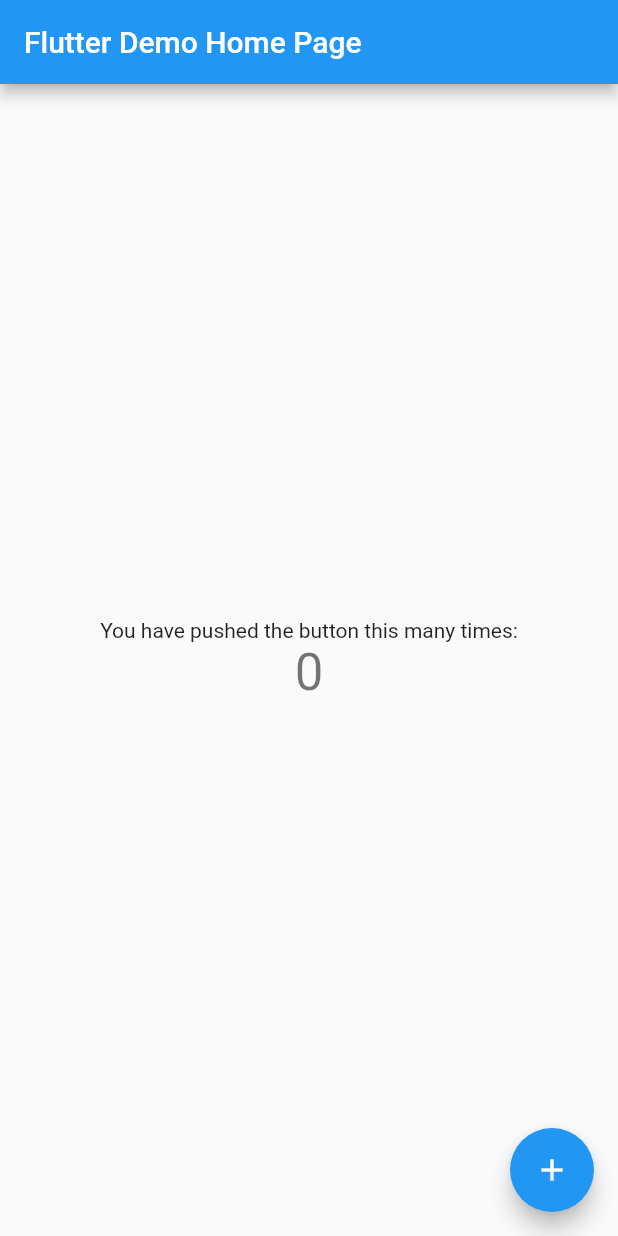
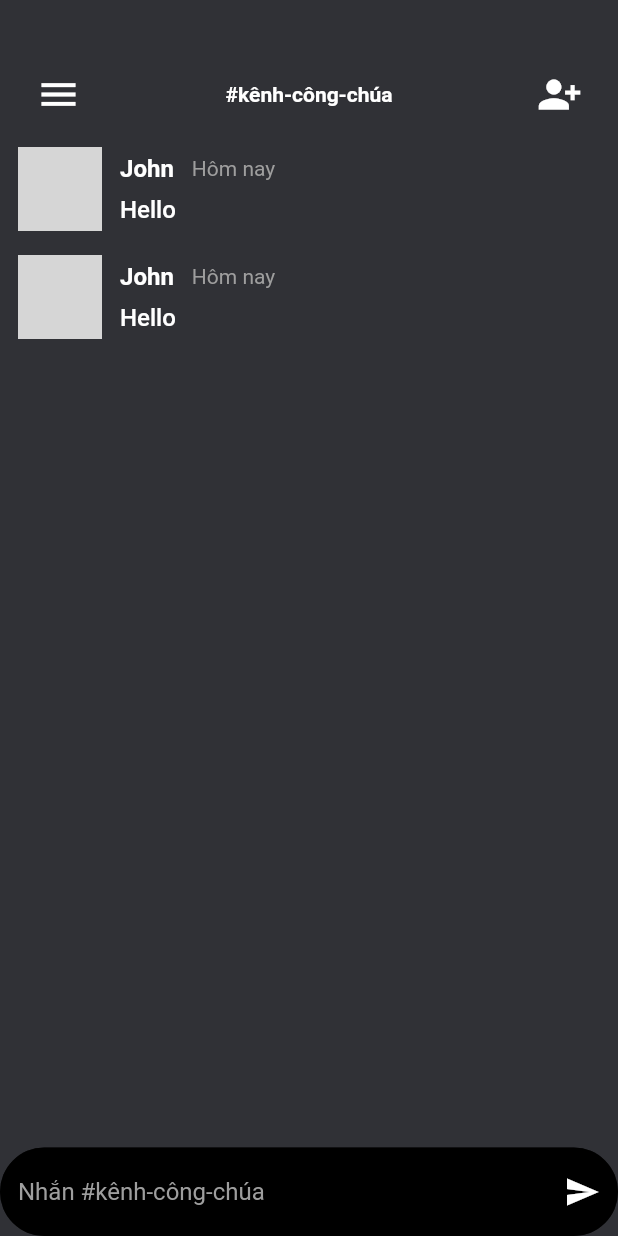
Before and after one commit to tunnvv/Nhom-6_INT3020-40, a Flutter app: the screen it shows after launch, on a phone screen of 412 x 824 dp. Run offline on Flutter 3.47's test engine with Material 2 defaults, Android fonts, the phone set to English and light mode, and no system bars; network calls fail; grey boxes are pictures that could not be loaded.

Commit message:
add ChatScreen

```diff
--- a/discord_clone/lib/main.dart
+++ b/discord_clone/lib/main.dart
@@ -1,115 +1,22 @@
+import 'package:discord_clone/screens/chat_screen.dart';
+import 'package:discord_clone/utils/colors.dart';
 import 'package:flutter/material.dart';
 
 void main() {
-  runApp(const MyApp());
+  runApp(const DiscordClone());
 }
 
-class MyApp extends StatelessWidget {
-  const MyApp({super.key});
+class DiscordClone extends StatelessWidget {
+  const DiscordClone({super.key});
 
   // This widget is the root of your application.
   @override
   Widget build(BuildContext context) {
     return MaterialApp(
-      title: 'Flutter Demo',
-      theme: ThemeData(
-        // This is the theme of your application.
-        //
-        // Try running your application with "flutter run". You'll see the
-        // application has a blue toolbar. Then, without quitting the app, try
-        // changing the primarySwatch below to Colors.green and then invoke
-        // "hot reload" (press "r" in the console where you ran "flutter run",
-        // or simply save your changes to "hot reload" in a Flutter IDE).
-        // Notice that the counter didn't reset back to zero; the application
-        // is not restarted.
-        primarySwatch: Colors.blue,
-      ),
-      home: const MyHomePage(title: 'Flutter Demo Home Page'),
-    );
+        debugShowCheckedModeBanner: false,
+        theme: ThemeData.light()
+            .copyWith(scaffoldBackgroundColor: backgroundColor),
+        title: 'Discord Clone',
+        home: const ChatScreen());
   }
 }
-
-class MyHomePage extends StatefulWidget {
-  const MyHomePage({super.key, required this.title});
-
-  // This widget is the home page of your application. It is stateful, meaning
-  // that it has a State object (defined below) that contains fields that affect
-  // how it looks.
-
-  // This class is the configuration for the state. It holds the values (in this
-  // case the title) provided by the parent (in this case the App widget) and
-  // used by the build method of the State. Fields in a Widget subclass are
-  // always marked "final".
-
-  final String title;
-
-  @override
-  State<MyHomePage> createState() => _MyHomePageState();
-}
-
-class _MyHomePageState extends State<MyHomePage> {
-  int _counter = 0;
-
-  void _incrementCounter() {
-    setState(() {
-      // This call to setState tells the Flutter framework that something has
-      // changed in this State, which causes it to rerun the build method below
-      // so that the display can reflect the updated values. If we changed
-      // _counter without calling setState(), then the build method would not be
-      // called again, and so nothing would appear to happen.
-      _counter++;
-    });
-  }
-
-  @override
-  Widget build(BuildContext context) {
-    // This method is rerun every time setState is called, for instance as done
-    // by the _incrementCounter method above.
-    //
-    // The Flutter framework has been optimized to make rerunning build methods
-    // fast, so that you can just rebuild anything that needs updating rather
-    // than having to individually change instances of widgets.
-    return Scaffold(
-      appBar: AppBar(
-        // Here we take the value from the MyHomePage object that was created by
-        // the App.build method, and use it to set our appbar title.
-        title: Text(widget.title),
-      ),
-      body: Center(
-        // Center is a layout widget. It takes a single child and positions it
-        // in the middle of the parent.
-        child: Column(
-          // Column is also a layout widget. It takes a list of children and
-          // arranges them vertically. By default, it sizes itself to fit its
-          // children horizontally, and tries to be as tall as its parent.
-          //
-          // Invoke "debug painting" (press "p" in the console, choose the
-          // "Toggle Debug Paint" action from the Flutter Inspector in Android
-          // Studio, or the "Toggle Debug Paint" command in Visual Studio Code)
-          // to see the wireframe for each widget.
-          //
-          // Column has various properties to control how it sizes itself and
-          // how it positions its children. Here we use mainAxisAlignment to
-          // center the children vertically; the main axis here is the vertical
-          // axis because Columns are vertical (the cross axis would be
-          // horizontal).
-          mainAxisAlignment: MainAxisAlignment.center,
-          children: <Widget>[
-            const Text(
-              'You have pushed the button this many times:',
-            ),
-            Text(
-              '$_counter',
-              style: Theme.of(context).textTheme.headline4,
-            ),
-          ],
-        ),
-      ),
-      floatingActionButton: FloatingActionButton(
-        onPressed: _incrementCounter,
-        tooltip: 'Increment',
-        child: const Icon(Icons.add),
-      ), // This trailing comma makes auto-formatting nicer for build methods.
-    );
-  }
-}
--- /dev/null
+++ b/discord_clone/lib/screens/chat_screen.dart
@@ -0,0 +1,142 @@
+import 'dart:convert';
+
+import 'package:discord_clone/utils/colors.dart';
+import 'package:discord_clone/widgets/chat_item.dart';
+import 'package:discord_clone/widgets/text_field.dart';
+import 'package:flutter/material.dart';
+
+class Chat {
+  final String avatar;
+  final String name;
+  final String message;
+  final String createdAt;
+
+  Chat(this.name, this.avatar, this.message, this.createdAt);
+
+  Chat.fromJson(Map<String, dynamic> json)
+      : avatar = json['avatar'],
+        name = json['name'],
+        message = json['message'],
+        createdAt = json['createdAt'];
+}
+
+class ChatScreen extends StatefulWidget {
+  const ChatScreen({super.key});
+
+  @override
+  State<ChatScreen> createState() => _ChatScreenState();
+}
+
+class _ChatScreenState extends State<ChatScreen> {
+  TextEditingController chatController = TextEditingController();
+
+  List<Chat> chatList = (jsonDecode(
+              '[{"name":"John","message":"Hello","avatar":"https://encrypted-tbn0.gstatic.com/images?q=tbn:ANd9GcSwCZE-3NGtzDSPHzbwo_9FyPvfkCwAVWbW6Q&usqp=CAU","createdAt":"Hôm nay"},{"name":"John","message":"Hello","avatar":"https://encrypted-tbn0.gstatic.com/images?q=tbn:ANd9GcSwCZE-3NGtzDSPHzbwo_9FyPvfkCwAVWbW6Q&usqp=CAU","createdAt":"Hôm nay"}]')
+          as List)
+      .map((item) => Chat.fromJson(item))
+      .toList();
+
+  @override
+  void dispose() {
+    super.dispose();
+    chatController.dispose();
+  }
+
+  @override
+  Widget build(BuildContext context) {
+    Size screenSize = MediaQuery.of(context).size;
+
+    return Scaffold(
+      body: Padding(
+        padding: const EdgeInsets.symmetric(horizontal: 0, vertical: 0),
+        child: Column(
+          crossAxisAlignment: CrossAxisAlignment.start,
+          mainAxisAlignment: MainAxisAlignment.spaceBetween,
+          children: [
+            Column(
+              children: [
+                Padding(
+                  padding: const EdgeInsets.fromLTRB(24, 48, 24, 0),
+                  child: Row(
+                    mainAxisAlignment: MainAxisAlignment.spaceBetween,
+                    crossAxisAlignment: CrossAxisAlignment.center,
+                    children: const [
+                      Icon(
+                        Icons.menu,
+                        color: primaryTextColor,
+                        size: 30.0,
+                      ),
+                      Text(
+                        "#kênh-công-chúa",
+                        style: TextStyle(
+                            fontWeight: FontWeight.bold,
+                            color: primaryTextColor),
+                      ),
+                      Icon(
+                        Icons.person_add_alt_1,
+                        color: primaryTextColor,
+                        size: 30.0,
+                      ),
+                    ],
+                  ),
+                ),
+                Container(
+                    color: backgroundColor,
+                    height: screenSize.height - 150,
+                    width: screenSize.width,
+                    child: ListView.builder(
+                        padding:
+                            EdgeInsets.symmetric(horizontal: 0, vertical: 12),
+                        itemCount: chatList.length,
+                        scrollDirection: Axis.vertical,
+                        itemBuilder: (context, index) {
+                          return ChatItemWidget(
+                              avatar: chatList[index].avatar,
+                              name: chatList[index].name,
+                              message: chatList[index].message,
+                              createdAt: chatList[index].createdAt);
+                        })),
+              ],
+            ),
+            Column(
+              mainAxisSize: MainAxisSize.min,
+              children: [
+                TextField(
+                  style: const TextStyle(color: primaryTextColor),
+                  controller: chatController,
+                  decoration: InputDecoration(
+                    hintText: "Nhắn #kênh-công-chúa",
+                    hintStyle: const TextStyle(color: Colors.grey),
+                    filled: true,
+                    fillColor: Colors.black,
+                    border: const OutlineInputBorder(
+                        borderRadius: BorderRadius.all(Radius.circular(100)),
+                        borderSide: BorderSide(color: Colors.grey, width: 1)),
+                    suffixIcon: IconButton(
+                      icon: const Icon(Icons.send, color: primaryTextColor),
+                      onPressed: () {
+                        if (chatController.text != "") {
+                          Map<String, dynamic> chatItemJson = {
+                            "name": "John",
+                            "message": chatController.text,
+                            "avatar":
+                                "https://encrypted-tbn0.gstatic.com/images?q=tbn:ANd9GcSwCZE-3NGtzDSPHzbwo_9FyPvfkCwAVWbW6Q&usqp=CAU",
+                            "createdAt": "Hôm nay"
+                          };
+                          chatController.clear();
+                          setState(() {
+                            chatList.add(Chat.fromJson(chatItemJson));
+                          });
+                        }
+                      },
+                    ),
+                  ),
+                ),
+              ],
+            ),
+          ],
+        ),
+      ),
+    );
+  }
+}
--- /dev/null
+++ b/discord_clone/lib/utils/colors.dart
@@ -0,0 +1,5 @@
+import 'package:flutter/material.dart';
+
+const backgroundColor = Color.fromARGB(255, 48, 49, 54);
+const primaryTextColor = Colors.white;
+const secondaryTextColor = Color.fromARGB(255, 128, 129, 133);
--- /dev/null
+++ b/discord_clone/lib/widgets/chat_item.dart
@@ -0,0 +1,68 @@
+import 'package:discord_clone/utils/colors.dart';
+import "package:flutter/material.dart";
+
+class ChatItemWidget extends StatefulWidget {
+  final String avatar;
+  final String name;
+  final String message;
+  final String createdAt;
+
+  const ChatItemWidget(
+      {Key? key,
+      required this.avatar,
+      required this.name,
+      required this.message,
+      required this.createdAt})
+      : super(key: key);
+
+  @override
+  State<ChatItemWidget> createState() => _ChatItemWidgetState();
+}
+
+class _ChatItemWidgetState extends State<ChatItemWidget> {
+  @override
+  Widget build(BuildContext context) {
+    return Container(
+      width: MediaQuery.of(context).size.width,
+      padding: const EdgeInsets.symmetric(horizontal: 12, vertical: 8),
+      child: Row(children: [
+        CircleAvatar(
+          radius: 28, // Image radius
+          backgroundImage: NetworkImage(widget.avatar),
+        ),
+        const SizedBox(width: 12),
+        Column(
+          mainAxisAlignment: MainAxisAlignment.start,
+          crossAxisAlignment: CrossAxisAlignment.start,
+          children: [
+            Row(children: [
+              Text(
+                widget.name,
+                style: const TextStyle(
+                    color: primaryTextColor,
+                    fontSize: 16,
+                    fontWeight: FontWeight.w700),
+              ),
+              const SizedBox(width: 12),
+              Text(
+                widget.createdAt,
+                style: const TextStyle(
+                  color: Colors.grey,
+                  fontSize: 14,
+                ),
+              ),
+            ]),
+            const SizedBox(height: 8),
+            Text(
+              widget.message,
+              style: const TextStyle(
+                  color: primaryTextColor,
+                  fontSize: 16,
+                  fontWeight: FontWeight.w500),
+            )
+          ],
+        ),
+      ]),
+    );
+  }
+}
--- /dev/null
+++ b/discord_clone/lib/widgets/text_field.dart
@@ -0,0 +1,48 @@
+import 'dart:developer';
+
+import 'package:discord_clone/utils/colors.dart';
+import "package:flutter/material.dart";
+
+class TextFieldWidget extends StatefulWidget {
+  final String title;
+  final TextEditingController controller;
+  const TextFieldWidget(
+      {Key? key, required this.title, required this.controller})
+      : super(key: key);
+
+  @override
+  State<TextFieldWidget> createState() => _TextFieldWidgetState();
+}
+
+class _TextFieldWidgetState extends State<TextFieldWidget> {
+  bool _isBluetoothOn = false;
+
+  @override
+  Widget build(BuildContext context) {
+    return Column(
+      mainAxisSize: MainAxisSize.min,
+      crossAxisAlignment: CrossAxisAlignment.start,
+      children: [
+        Text(
+          widget.title,
+          style: const TextStyle(fontWeight: FontWeight.bold),
+        ),
+        const TextField(
+            decoration: InputDecoration(
+          hintText: "Nhắn #kênh-công-chúa",
+          border: OutlineInputBorder(
+              borderRadius: BorderRadius.all(Radius.circular(100)),
+              borderSide: BorderSide(color: Colors.grey, width: 1)),
+          // suffixIcon: IconButton(
+          //   icon: Icon(Icons.send),
+          //   onPressed: () {
+          //     setState(() {
+          //       _isBluetoothOn = !_isBluetoothOn;
+          //     });
+          //   },
+          // ),
+        ))
+      ],
+    );
+  }
+}
```
Also changed, not shown: 1 other file.
